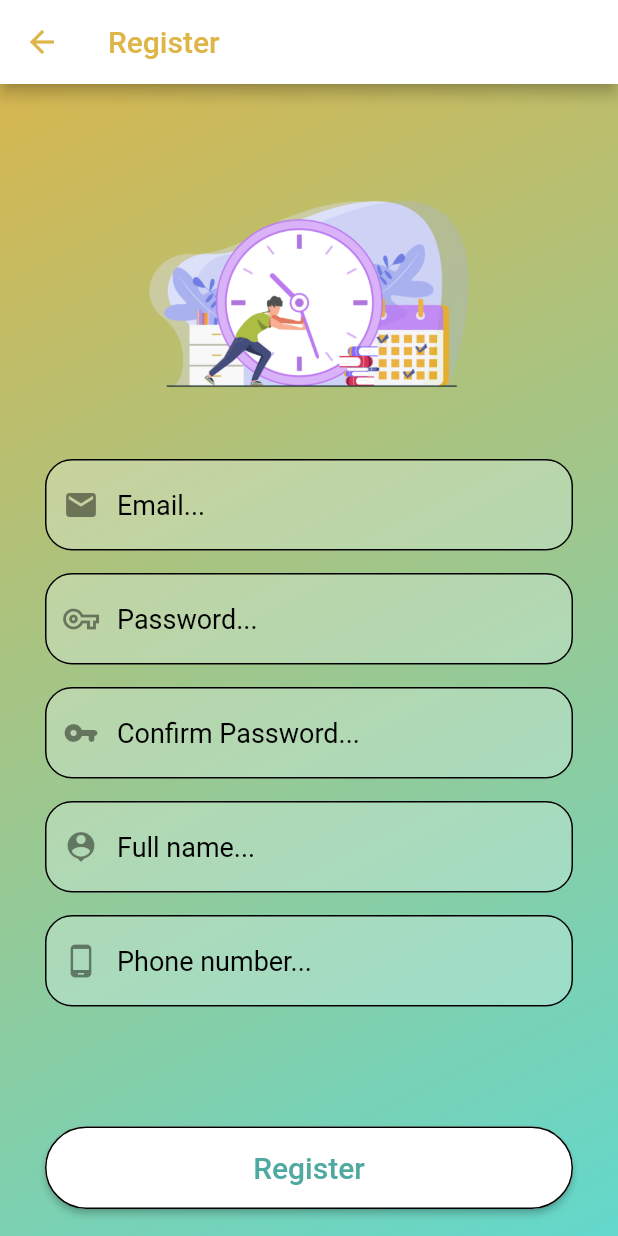
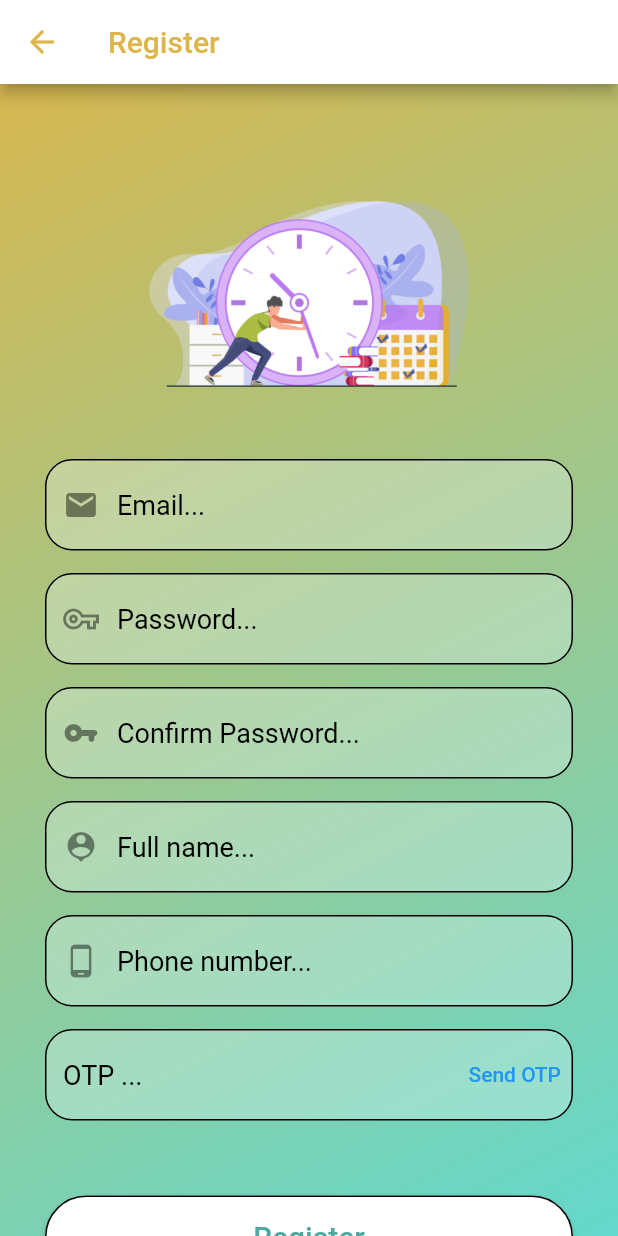
Before and after one commit to kienghuynh/BePro-TimeManagementAndTask, a Flutter app: the RegisterPage screen opened directly, on a phone screen of 412 x 824 dp. Run offline on Flutter 3.47's test engine with Material 2 defaults, Android fonts, the phone set to English and light mode, and no system bars; our stand-ins replace cloud_firestore, firebase_auth, firebase_core, fluttertoast; missing offline and left inert: cloud_firestore_web, email_auth, firebase_core_web; accounts and stored records are empty.

Commit message:
email auth otp

```diff
--- a/lib/screen/home_page.dart
+++ b/lib/screen/home_page.dart
@@ -145,7 +145,7 @@
       '$string',
       textAlign: TextAlign.center,
       style: TextStyle(
-          fontSize: 20, color: Colors.white, fontWeight: FontWeight.bold),
+          fontSize: 18, color: Colors.white),
     );
   }
 
--- a/lib/screen/register-page.dart
+++ b/lib/screen/register-page.dart
@@ -1,5 +1,6 @@
 import 'package:bepro/models/user_model.dart';
 import 'package:cloud_firestore/cloud_firestore.dart';
+import 'package:email_auth/email_auth.dart';
 import 'package:firebase_auth/firebase_auth.dart';
 import 'package:firebase_core/firebase_core.dart';
 import 'package:flutter/material.dart';
@@ -23,6 +24,7 @@
   TextEditingController confirmPasswordController = TextEditingController();
   TextEditingController fullNameController = TextEditingController();
   TextEditingController phoneController = TextEditingController();
+  TextEditingController otpController = TextEditingController();
 
   @override
   Widget build(BuildContext context) {
@@ -32,11 +34,6 @@
           Color.fromARGB(255, 221, 181, 73),
           Color.fromARGB(255, 99, 216, 204)
         ], begin: Alignment.topLeft, end: Alignment.bottomRight),
-        // image: DecorationImage(
-        //     alignment: Alignment(0, -0.7),
-        //     image: ExactAssetImage('assets/background-login.png'),
-        //     fit: BoxFit.cover,
-        //   ),
       ),
       child: Scaffold(
         backgroundColor: Colors.transparent,
@@ -91,7 +88,9 @@
                   phoneController,
                   Icon(Icons.phone_android),
                 ),
-                const SizedBox(height: 80),
+                const SizedBox(height: 15),
+                _OTPField('OTP ...', otpController),
+                const SizedBox(height: 50),
                 _registerButton(),
                 const SizedBox(height: 20),
                 Row(
@@ -241,8 +240,9 @@
 
     return TextFormField(
       validator: (value) {
-       if (value!.isEmpty) return ('Please enter your full name');
-        if (!RegExp(r"^[a-zA-Z]+(([',. -][a-zA-Z ])?[a-zA-Z]*)*$").hasMatch(value)) {
+        if (value!.isEmpty) return ('Please enter your full name');
+        if (!RegExp(r"^[a-zA-Z]+(([',. -][a-zA-Z ])?[a-zA-Z]*)*$")
+            .hasMatch(value)) {
           return ('Please enter valid name');
         }
         return null;
@@ -269,7 +269,7 @@
 
     return TextFormField(
       validator: (value) {
-       if (value!.isEmpty) return ('Please enter your phone number');
+        if (value!.isEmpty) return ('Please enter your phone number');
         if (!RegExp(r'^0[1-9]{9}$').hasMatch(value)) {
           return ('Invalid phone number. 10 character, start with 0');
         }
@@ -279,6 +279,31 @@
       controller: controller,
       decoration: InputDecoration(
         prefixIcon: icon,
+        hintText: hintText,
+        hintStyle: const TextStyle(color: Colors.black),
+        enabledBorder: border,
+        focusedBorder: border,
+        filled: true,
+        fillColor: const Color.fromARGB(79, 236, 249, 247),
+      ),
+    );
+  }
+
+  Widget _OTPField(String hintText, TextEditingController controller) {
+    var border = OutlineInputBorder(
+        borderRadius: BorderRadius.circular(18),
+        borderSide: const BorderSide(color: Colors.black));
+
+    return TextFormField(
+      style: const TextStyle(color: Colors.black, fontSize: 18),
+      controller: controller,
+      decoration: InputDecoration(
+        suffixIcon: TextButton(
+          child: Text('Send OTP'),
+          onPressed: () {
+            sendOTP();
+          },
+        ),
         hintText: hintText,
         hintStyle: const TextStyle(color: Colors.black),
         enabledBorder: border,
@@ -309,7 +334,7 @@
   }
 
   void SignUp(String email, String password) async {
-    if (_formKey.currentState!.validate()) {
+    if (_formKey.currentState!.validate() && verifyOTP()) {
       await _auth
           .createUserWithEmailAndPassword(email: email, password: password)
           .then((value) => {postUserDetailsToFireStore()})
@@ -339,4 +364,27 @@
 
     NavigationService().popToFirst();
   }
+
+  void sendOTP() async {
+    EmailAuth.sessionName = "request send otp";
+    var res = await EmailAuth.sendOtp(receiverMail: emailController.text);
+
+    if (res) {
+      Fluttertoast.showToast(msg: 'OTP sent');
+    } else {
+      Fluttertoast.showToast(msg: 'We could not send OTP right now');
+    }
+  }
+
+  bool verifyOTP() {
+    var res = EmailAuth.validate(
+        receiverMail: emailController.text, userOTP: otpController.text);
+    if (res) {
+      Fluttertoast.showToast(msg: 'OTP verify');
+      return true;
+    } else {
+      Fluttertoast.showToast(msg: 'Invalid OTP');
+      return false;
+    }
+  }
 }
--- a/pubspec.yaml
+++ b/pubspec.yaml
@@ -38,6 +38,8 @@
   firebase_auth: ^3.11.0
   firebase_core: ^1.24.0
   fluttertoast: ^8.0.9
+
+  email_auth: ^0.0.1
 
 
   # The following adds the Cupertino Icons font to your application.
```
Also changed, not shown: pubspec.lock.
